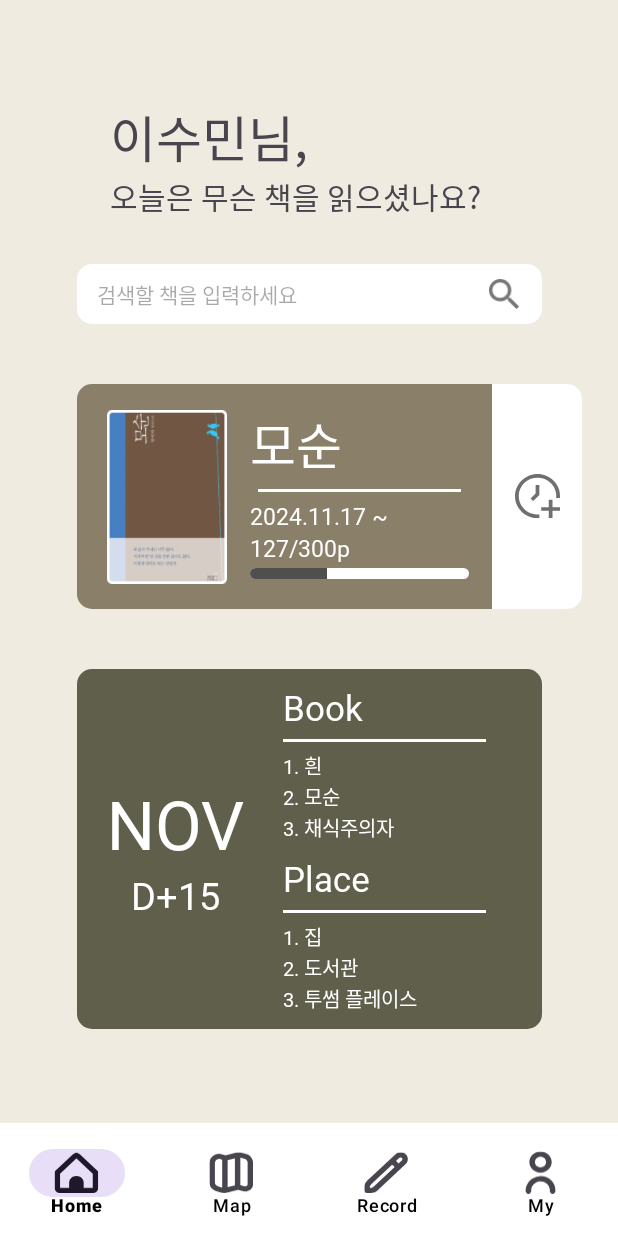
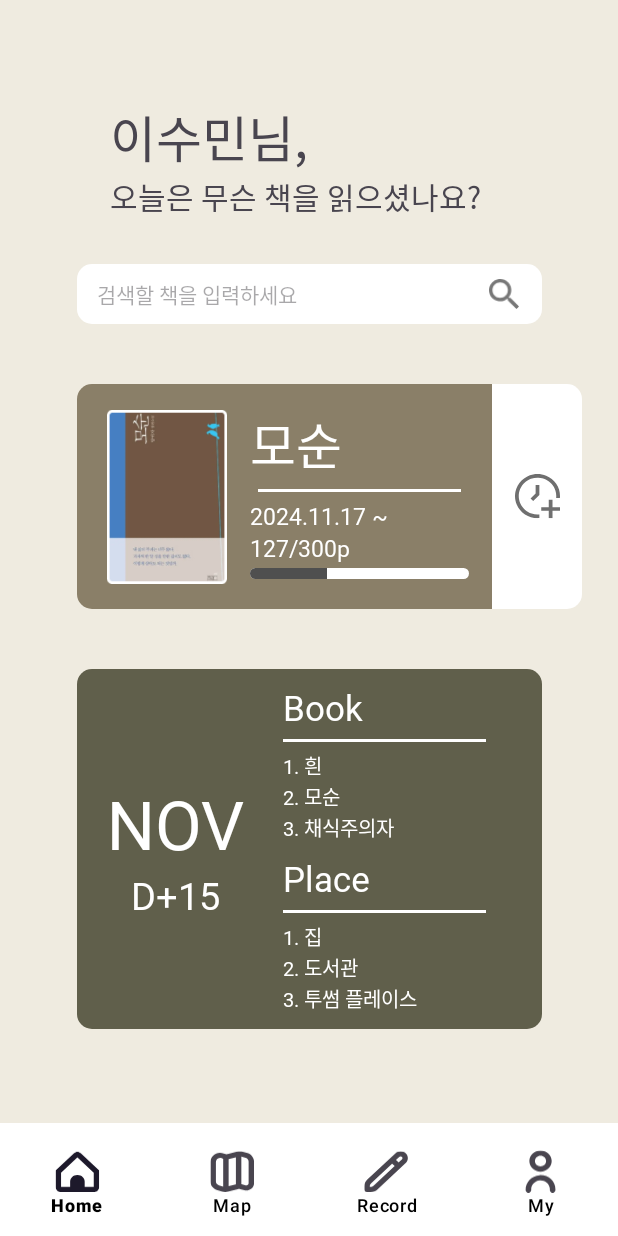
Before and after one commit to ssu-User-Interface/Booking, an Android app: the screen it shows after launch (MainActivity), on a phone screen of 412 x 824 dp. Run offline under Robolectric (Android 15) with nearby library versions, the phone set to English and light mode, and no system bars.

Commit message:
[UI/#12] 선택된 바텀 네비 항목 배경색 제거

```diff
--- a/app/src/main/AndroidManifest.xml
+++ b/app/src/main/AndroidManifest.xml
@@ -6,9 +6,7 @@
         android:allowBackup="true"
         android:dataExtractionRules="@xml/data_extraction_rules"
         android:fullBackupContent="@xml/backup_rules"
-        android:icon="@mipmap/ic_launcher"
         android:label="@string/app_name"
-        android:roundIcon="@mipmap/ic_launcher_round"
         android:supportsRtl="true"
         android:theme="@style/Theme.Booking"
         tools:targetApi="31">
--- a/app/src/main/res/layout/activity_main.xml
+++ b/app/src/main/res/layout/activity_main.xml
@@ -29,7 +29,8 @@
         app:itemIconSize="30dp"
         app:labelVisibilityMode="labeled"
         android:background="@color/white"
-        app:itemTextColor="@color/black"/>
+        app:itemTextColor="@color/black"
+        app:itemActiveIndicatorStyle="@android:color/transparent"/>
 
 
 
```
